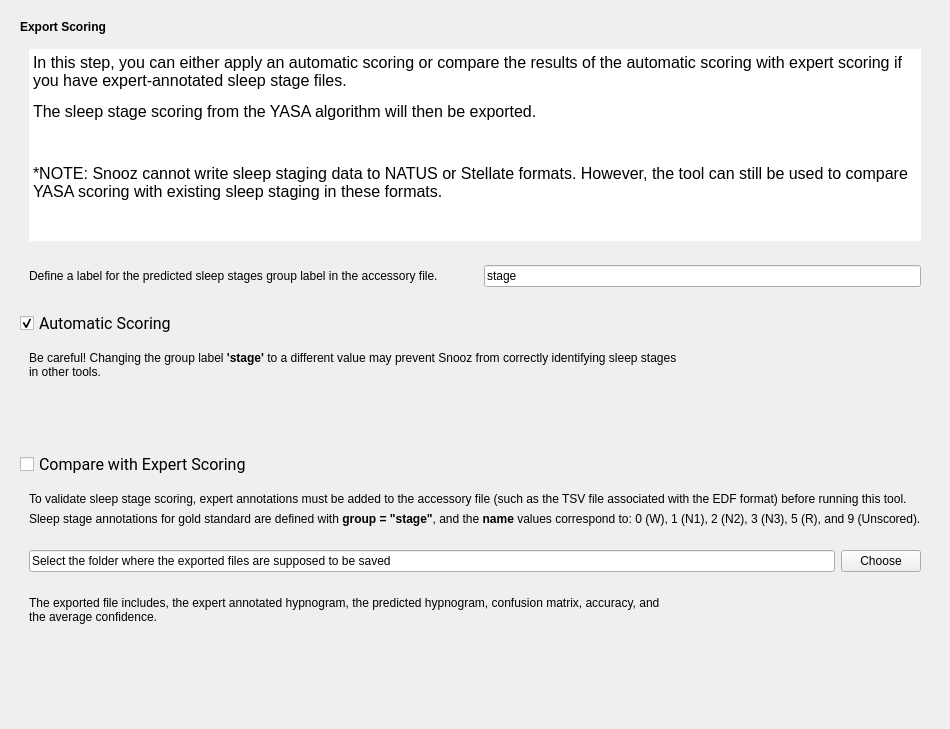
This is tools/CEAMSTools/ScoreSleepStagesYASA/ExportResultsStep/Ui_ExportResultsStep.ui in SnoozToolbox/snooz-package-ceams as Qt 5 draws it before an edit. The edited form follows.
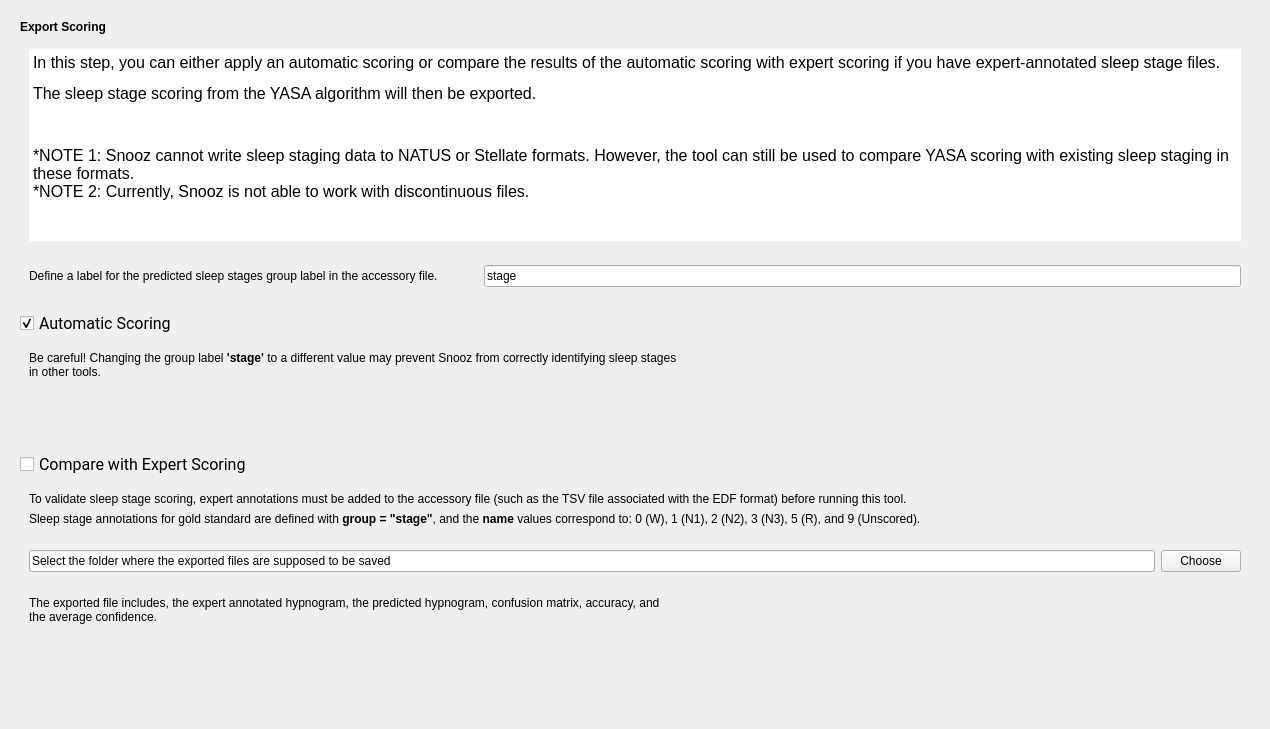
This is the edited form.

Commit message: Export Scoring in Score Sleep Stages YASA modified

The edit to the form file:
```diff
--- a/tools/CEAMSTools/ScoreSleepStagesYASA/ExportResultsStep/Ui_ExportResultsStep.ui
+++ b/tools/CEAMSTools/ScoreSleepStagesYASA/ExportResultsStep/Ui_ExportResultsStep.ui
@@ -6,7 +6,7 @@
    <rect>
     <x>0</x>
     <y>0</y>
-    <width>943</width>
+    <width>1270</width>
     <height>729</height>
    </rect>
   </property>
@@ -81,7 +81,7 @@
 &lt;p style=&quot; margin-top:0px; margin-bottom:0px; margin-left:0px; margin-right:0px; -qt-block-indent:0; text-indent:0px;&quot;&gt;In this step, you can either apply an automatic scoring or compare the results of the automatic scoring with expert scoring if you have expert-annotated sleep stage files.&lt;/p&gt;
 &lt;p style=&quot; margin-top:12px; margin-bottom:12px; margin-left:0px; margin-right:0px; -qt-block-indent:0; text-indent:0px;&quot;&gt;The sleep stage scoring from the YASA algorithm will then be exported.&lt;/p&gt;
 &lt;p style=&quot;-qt-paragraph-type:empty; margin-top:12px; margin-bottom:12px; margin-left:0px; margin-right:0px; -qt-block-indent:0; text-indent:0px;&quot;&gt;&lt;br /&gt;&lt;/p&gt;
-&lt;p style=&quot; margin-top:12px; margin-bottom:12px; margin-left:0px; margin-right:0px; -qt-block-indent:0; text-indent:0px;&quot;&gt;*NOTE: Snooz cannot write sleep staging data to NATUS or Stellate formats. However, the tool can still be used to compare YASA scoring with existing sleep staging in these formats.&lt;/p&gt;&lt;/body&gt;&lt;/html&gt;</string>
+&lt;p style=&quot; margin-top:12px; margin-bottom:12px; margin-left:0px; margin-right:0px; -qt-block-indent:0; text-indent:0px;&quot;&gt;*NOTE 1: Snooz cannot write sleep staging data to NATUS or Stellate formats. However, the tool can still be used to compare YASA scoring with existing sleep staging in these formats.&lt;br /&gt;*NOTE 2: Currently, Snooz is not able to work with discontinuous files.&lt;/p&gt;&lt;/body&gt;&lt;/html&gt;</string>
              </property>
             </widget>
            </item>
```
The commit also changes 1 other file.
